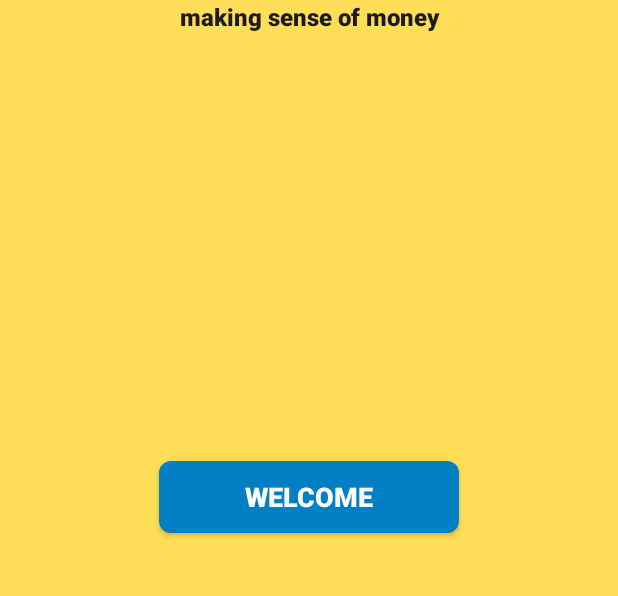
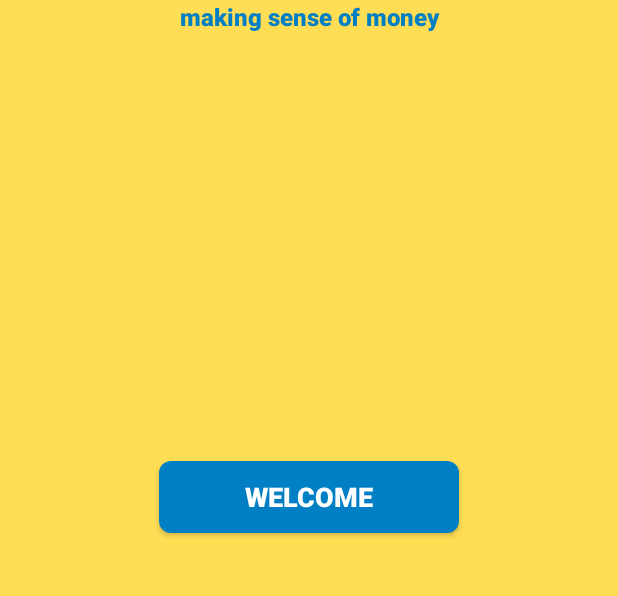
Before and after one commit to germanbook/KiwisaverInvestment, an Android app built with Jetpack Compose: the screen it shows after launch (WelcomeActivity), on a phone screen of 412 x 824 dp, the part 240-836 px from its top. Run offline under Robolectric (Android 15) with nearby library versions, the phone set to English and light mode, and no system bars.

Commit message:
adjustment/UI Welcome page font color change

```diff
--- a/app/src/main/res/layout/activity_welcome.xml
+++ b/app/src/main/res/layout/activity_welcome.xml
@@ -28,7 +28,7 @@
         app:layout_constraintTop_toBottomOf="@id/logo_booster"
         android:singleLine="true"
         android:text="@string/nav_menu_header_title_text"
-        android:textColor="?android:attr/textColorPrimary"
+        android:textColor="@color/primary_blue"
         android:textSize="@dimen/nav_menu_header_title_text_size"
         android:textStyle="bold"
         android:fontFamily="sans-serif-black"
```
